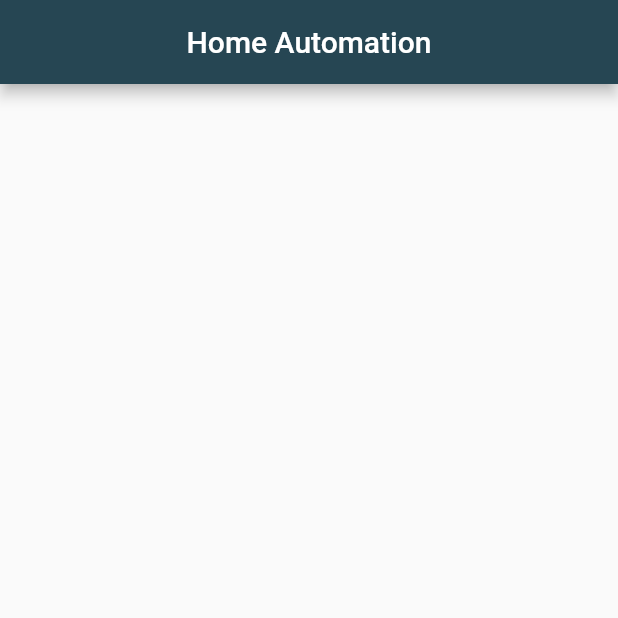
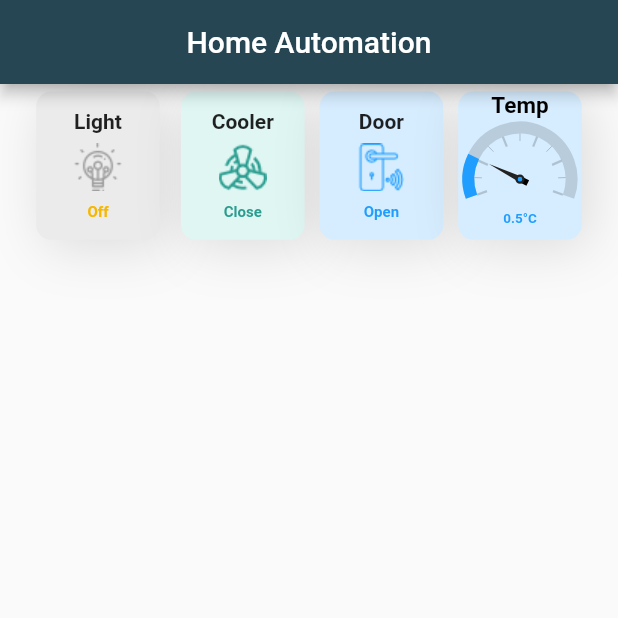
Before and after one commit to oguzkaba/iot_flutter_project, a Flutter app: the screen it shows after launch, on a phone screen of 412 x 824 dp, the top half of it. Run offline on Flutter 3.47's test engine with Material 2 defaults, Android fonts, the light colour scheme and no system bars; drawn by our look-alikes of syncfusion_flutter_gauges; our stand-ins replace cloud_firestore, firebase_core, get; accounts and stored records are empty.

Commit message:
commit-8

```diff
--- a/lib/main.dart
+++ b/lib/main.dart
@@ -1,9 +1,11 @@
 import 'package:cloud_firestore/cloud_firestore.dart';
 import 'package:firebase_core/firebase_core.dart';
-import 'package:flutter/services.dart';
 import 'package:get/get.dart';
-import 'package:iot_flutter_project/util/globals.dart';
+import 'package:iot_flutter_project/controller/dataController.dart';
 import 'package:flutter/material.dart';
+import 'package:iot_flutter_project/utils/globals.dart';
+import 'package:iot_flutter_project/widgets/button.dart';
+import 'package:iot_flutter_project/widgets/gauge.dart';
 
 Future<void> main() async {
   // await GetStorage.init();
@@ -15,19 +17,19 @@ class MyApp extends StatelessWidget {
   @override
   Widget build(BuildContext context) {
     final Future<FirebaseApp> _fbase = Firebase.initializeApp();
-    SystemChrome.setPreferredOrientations([
-      DeviceOrientation.portraitUp,
-      DeviceOrientation.portraitDown,
-    ]);
+    // SystemChrome.setPreferredOrientations([
+    //   DeviceOrientation.portraitUp,
+    //   DeviceOrientation.portraitDown,
+    // ]);
     return GetMaterialApp(
         debugShowCheckedModeBanner: false,
         defaultTransition: Transition.native,
         home: FutureBuilder(
             future: _fbase,
             builder: (context, snapshot) {
-              if (snapshot.data == null) {
-                return Text('Data bulunamadı...');
-              }
+              // if (snapshot.data == null) {
+              //   return Text('Data bulunamadı...');
+              // }
               if (snapshot.hasError) {
                 return Center(child: Text('Beklenmeyen bir hata oluştu...'));
               } else if (snapshot.hasData) {
@@ -52,13 +54,13 @@ class HomeScreen extends StatefulWidget {
 }
 
 FirebaseFirestore fstore = FirebaseFirestore.instance;
-CollectionReference<Map<String, dynamic>> coll = fstore.collection('persons');
-double value;
+CollectionReference<Map<String, dynamic>> coll = fstore.collection('temp');
+DataController dc = Get.put(DataController());
 
 class _HomeScreenState extends State<HomeScreen> {
   @override
   void initState() {
-    gaugeData();
+    _gaugeData();
     super.initState();
   }
 
@@ -78,68 +80,77 @@ class _HomeScreenState extends State<HomeScreen> {
           if (aSnapshots.hasError) {
             return Center(child: Text('Bir hata oluştu...'));
           } else if (aSnapshots.hasData) {
-            return ListView.builder(
-                itemCount: aSnapshots.data.docs.length,
-                itemBuilder: (context, index) {
-                  return ListTile(
-                    leading: Icon(Icons.folder),
-                    trailing: Text(
-                        aSnapshots.data.docs[index].data()['age'].toString()),
-                    title: Text(aSnapshots.data.docs[index].data()['name']),
-                  );
-                });
+            _gaugeData();
+            return Obx(() => Row(
+                  mainAxisAlignment: MainAxisAlignment.center,
+                  crossAxisAlignment: CrossAxisAlignment.center,
+                  children: <Widget>[
+                    ButtonWidget(
+                      tapFunc: () => dc.lightValue.value = !dc.lightValue.value,
+                      title: "Light",
+                      size: size,
+                      icon: GlobalVal.light,
+                      color: dc.lightValue.value
+                          ? GlobalVal.disabled
+                          : GlobalVal.yellow,
+                      boxColor: dc.lightValue.value
+                          ? GlobalVal.box_disabled
+                          : GlobalVal.box_yellow,
+                      text: dc.lightValue.value ? "Off" : "On",
+                      textColor: dc.changeView("light").last,
+                    ),
+                    SizedBox(width: size.width * 0.01),
+                    ButtonWidget(
+                      tapFunc: () =>
+                          dc.coolerValue.value = !dc.coolerValue.value,
+                      title: "Cooler",
+                      size: size,
+                      icon: GlobalVal.cooler,
+                      color: GlobalVal.green,
+                      boxColor: GlobalVal.box_green,
+                      text: dc.coolerValue.value ? "Close" : "Open",
+                      textColor: GlobalVal.green,
+                    ),
+                    ButtonWidget(
+                      tapFunc: () => dc.doorValue.value = !dc.doorValue.value,
+                      title: "Door",
+                      size: size,
+                      icon: GlobalVal.door,
+                      color: GlobalVal.blue,
+                      boxColor: GlobalVal.box_blue,
+                      text: dc.doorValue.value ? "Close" : "Open",
+                      textColor: GlobalVal.blue,
+                    ),
+                    GaugeWidget(size: size, value: dc.tempValue.value),
+                  ],
+                ));
+            //_showListview(aSnapshots);dc.tempValue.value
           } else {
             return Center(child: CircularProgressIndicator());
           }
         },
       ),
-
-      // Row(
-      //   mainAxisAlignment: MainAxisAlignment.center,
-      //   crossAxisAlignment: CrossAxisAlignment.center,
-      //   children: <Widget>[
-      //     ButtonWidget(
-      //       tapFunc: () {
-      //         print('object');
-      //       },
-      //       title: "Light",
-      //       size: size,
-      //       icon: GlobalVal.light,
-      //       color: GlobalVal.yellow,
-      //       boxColor: GlobalVal.box_yellow,
-      //       text: "Off",
-      //       textColor: GlobalVal.yellow,
-      //     ),
-      //     SizedBox(width: size.width * 0.01),
-      //     ButtonWidget(
-      //       title: "Cooler",
-      //       size: size,
-      //       icon: GlobalVal.cooler,
-      //       color: GlobalVal.green,
-      //       boxColor: GlobalVal.box_green,
-      //       text: "Close",
-      //       textColor: GlobalVal.green,
-      //     ),
-      //     // ButtonWidget(
-      //     //   title: "Door",
-      //     //   size: size,
-      //     //   icon: GlobalVal.door,
-      //     //   color: GlobalVal.blue,
-      //     //   boxColor: GlobalVal.box_blue,
-      //     //   text: "Close",
-      //     //   textColor: GlobalVal.blue,
-      //     // ),
-      //     GaugeWidget(size: size, value: value),
-      //     ElevatedButton(onPressed: () => gaugeData(), child: Text('Get'))
-      //   ],
-      // ),
     );
   }
 
-  Future gaugeData() async {
+  ListView _showListview(
+      AsyncSnapshot<QuerySnapshot<Map<String, dynamic>>> aSnapshots) {
+    return ListView.builder(
+        itemCount: aSnapshots.data.docs.length,
+        itemBuilder: (context, index) {
+          return ListTile(
+            leading: Icon(Icons.folder),
+            trailing: Text(aSnapshots.data.docs[index].data()['device_name']),
+            title: Text(aSnapshots.data.docs[index].data()['temp'].toString()),
+          );
+        });
+  }
+
+  Future _gaugeData() async {
     var response = await coll.get();
     var data = response.docs.first.data();
-    value = data['age'].toDouble();
-    print(data['age'].toString());
+    //setState(() => value = data['temp'].toDouble());
+    dc.tempValue.value = data['temp'].toDouble();
+    print(dc.tempValue.value.toString());
   }
 }
--- a/lib/util/globals.dart
+++ b/lib/utils/globals.dart
@@ -15,6 +15,8 @@ class GlobalVal {
   static const Color box_disabled = const Color(0xffEBEBEB);
   static const Color blue = const Color(0xff1F9EFF);
   static const Color box_blue = const Color(0xffD6EDFF);
+  static const Color red = const Color(0xffE42535);
+  static const Color box_red = const Color(0xffF9C8CB);
   //image
   static const String cooler = "assets/image/smart-cooler.png";
   static const String temp = "assets/image/smart-temperature.png";
--- a/lib/widgets/gauge.dart
+++ b/lib/widgets/gauge.dart
@@ -1,4 +1,4 @@
-import 'package:iot_flutter_project/util/globals.dart';
+import 'package:iot_flutter_project/utils/globals.dart';
 import 'package:syncfusion_flutter_gauges/gauges.dart';
 import 'package:flutter/material.dart';
 
@@ -19,7 +19,11 @@ class GaugeWidget extends StatelessWidget {
       height: size.height * 0.12,
       width: size.width * 0.2,
       decoration: BoxDecoration(
-        color: GlobalVal.box_orange,
+        color: value > 25
+            ? GlobalVal.box_red
+            : value > 15
+                ? GlobalVal.box_orange
+                : GlobalVal.box_blue,
         borderRadius: BorderRadius.circular(10),
         boxShadow: [
           BoxShadow(
@@ -42,11 +46,16 @@ class GaugeWidget extends StatelessWidget {
                     widget: Container(
                         child: Text(value.toString() + '°C',
                             style: TextStyle(
-                                fontSize: 9,
-                                fontWeight: FontWeight.bold,
-                                color: GlobalVal.orange))),
+                              fontSize: 9,
+                              fontWeight: FontWeight.bold,
+                              color: value > 25
+                                  ? GlobalVal.red
+                                  : value > 15
+                                      ? GlobalVal.orange
+                                      : GlobalVal.blue,
+                            ))),
                     angle: 90,
-                    positionFactor: 0.95)
+                    positionFactor: 0.70)
               ],
               showLabels: false,
               interval: 10,
@@ -57,23 +66,31 @@ class GaugeWidget extends StatelessWidget {
                 NeedlePointer(
                     value: value ?? 20,
                     enableAnimation: true,
-                    animationDuration: 2000,
+                    animationDuration: 3000,
                     needleStartWidth: 0,
                     needleEndWidth: 2,
                     needleColor: Color(0xff222222),
                     knobStyle: KnobStyle(
-                        color: Colors.redAccent,
+                        color: value > 25
+                            ? GlobalVal.red
+                            : value > 15
+                                ? GlobalVal.orange
+                                : GlobalVal.blue,
                         borderColor: Color(0xff222222),
                         knobRadius: 0.06,
                         borderWidth: 0.04),
-                    tailStyle: TailStyle(
-                        color: Color(0xff222222), width: 2, length: 0.15)),
+                    tailStyle:
+                        TailStyle(color: Colors.black, width: 2, length: 0.15)),
                 RangePointer(
                     value: value ?? 20,
                     width: 8,
                     enableAnimation: true,
-                    animationDuration: 2000,
-                    color: Colors.orangeAccent)
+                    animationDuration: 3000,
+                    color: value > 25
+                        ? GlobalVal.red
+                        : value > 15
+                            ? GlobalVal.orange
+                            : GlobalVal.blue)
               ])
         ],
       ),
```
Also changed, not shown: lib/controller/dataController.dart (added, +23 -0 lines).
